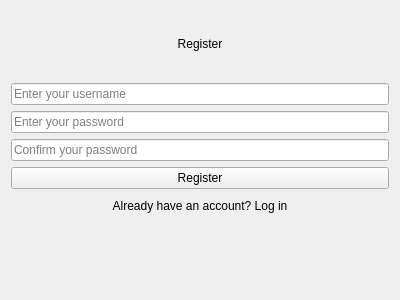
codingburgas/finance-challenge-vermogenskrieger, file src/register.ui: the form before one commit.
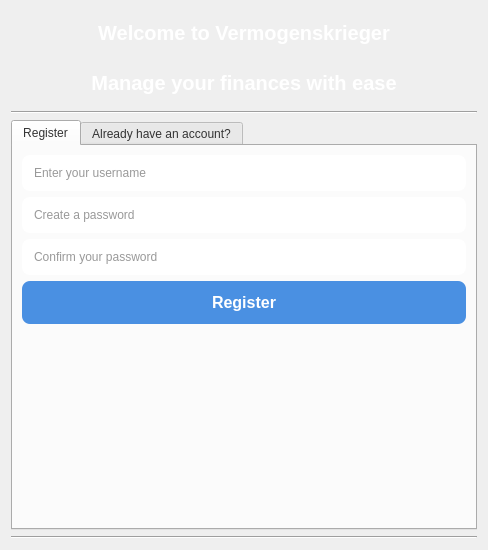
The form after the commit.

Commit message: Add better ui for login and register page close #12

Patch:
```diff
--- a/src/register.ui
+++ b/src/register.ui
@@ -6,18 +6,60 @@
    <rect>
     <x>0</x>
     <y>0</y>
-    <width>400</width>
-    <height>300</height>
+    <width>488</width>
+    <height>550</height>
    </rect>
   </property>
   <property name="windowTitle">
    <string>Register</string>
   </property>
+  <property name="styleSheet">
+   <string>
+    QWidget {
+        background: qlineargradient(x1:0, y1:0, x2:1, y2:1,
+                                    stop:0 #87CEFA, stop:1 #4682B4); /* Gradient background */
+        color: #333; /* Dark text */
+    }
+    QLabel {
+        font-size: 20px; /* Larger font for labels */
+        font-weight: bold;
+        color: #ffffff; /* White text */
+        padding: 10px; /* Padding around labels */
+    }
+    QLineEdit {
+        border: 2px solid #ffffff; /* White border */
+        border-radius: 8px; /* More rounded corners */
+        padding: 8px; /* Padding inside the line edit */
+        background: rgba(255, 255, 255, 0.9); /* Slightly more opaque background */
+    }
+    QLineEdit:focus {
+        border: 2px solid #1A73E8; /* Darker blue on focus */
+    }
+    QPushButton {
+        background-color: #4A90E2; /* Button background color */
+        color: white; /* White text */
+        font-weight: bold;
+        border: none; /* No border */
+        border-radius: 8px; /* More rounded corners */
+        padding: 12px; /* Padding inside the button */
+        font-size: 16px; /* Larger font size */
+    }
+    QPushButton:hover {
+        background-color: #357ABD; /* Darker blue on hover */
+    }
+    QLabel#statusLabel {
+        color: #ffffff; /* White text for status */
+        font-size: 16px; /* Medium font size */
+        font-weight: bold;
+        padding: 10px; /* Padding around status label */
+    }
+   </string>
+  </property>
   <layout class="QVBoxLayout" name="verticalLayout">
    <item>
     <widget class="QLabel" name="welcomeLabel">
      <property name="text">
-      <string>Register</string>
+      <string>Welcome to Vermogenskrieger</string>
      </property>
      <property name="alignment">
       <set>Qt::AlignCenter</set>
@@ -25,52 +67,107 @@
     </widget>
    </item>
    <item>
-    <widget class="QLineEdit" name="usernameLineEdit">
-     <property name="placeholderText">
-      <string>Enter your username</string>
+    <widget class="QLabel" name="subLabel">
+     <property name="text">
+      <string>Manage your finances with ease</string>
      </property>
-    </widget>
-   </item>
-   <item>
-    <widget class="QLineEdit" name="passwordLineEdit">
-     <property name="echoMode">
-      <enum>QLineEdit::Password</enum>
+     <property name="alignment">
+      <set>Qt::AlignmentFlag::AlignCenter</set>
      </property>
-     <property name="placeholderText">
-      <string>Enter your password</string>
-     </property>
     </widget>
    </item>
    <item>
-    <widget class="QLineEdit" name="confirmPasswordLineEdit">
-     <property name="echoMode">
-      <enum>QLineEdit::Password</enum>
+    <widget class="QFrame" name="decorativeLine1">
+     <property name="frameShape">
+      <enum>QFrame::Shape::HLine</enum>
      </property>
-     <property name="placeholderText">
-      <string>Confirm your password</string>
+     <property name="frameShadow">
+      <enum>QFrame::Shadow::Sunken</enum>
      </property>
     </widget>
    </item>
    <item>
-    <widget class="QPushButton" name="registerButton">
-     <property name="text">
-      <string>Register</string>
+    <widget class="QTabWidget" name="tabWidget">
+     <property name="currentIndex">
+      <number>0</number>
      </property>
+     <widget class="QWidget" name="registerTab">
+      <attribute name="title">
+       <string>Register</string>
+      </attribute>
+      <layout class="QVBoxLayout" name="registerTabLayout">
+       <item>
+        <widget class="QLineEdit" name="usernameLineEdit">
+         <property name="placeholderText">
+          <string>Enter your username</string>
+         </property>
+        </widget>
+       </item>
+       <item>
+        <widget class="QLineEdit" name="passwordLineEdit">
+         <property name="echoMode">
+          <enum>QLineEdit::EchoMode::Password</enum>
+         </property>
+         <property name="placeholderText">
+          <string>Create a password</string>
+         </property>
+        </widget>
+       </item>
+       <item>
+        <widget class="QLineEdit" name="confirmPasswordLineEdit">
+         <property name="echoMode">
+          <enum>QLineEdit::EchoMode::Password</enum>
+         </property>
+         <property name="placeholderText">
+          <string>Confirm your password</string>
+         </property>
+        </widget>
+       </item>
+       <item>
+        <widget class="QPushButton" name="registerButton">
+         <property name="text">
+          <string>Register</string>
+         </property>
+        </widget>
+       </item>
+       <item>
+        <widget class="QLabel" name="statusLabel">
+         <property name="text">
+          <string></string>
+         </property>
+         <property name="alignment">
+          <set>Qt::AlignmentFlag::AlignCenter</set>
+         </property>
+        </widget>
+       </item>
+      </layout>
+     </widget>
+     <widget class="QWidget" name="loginTab">
+      <attribute name="title">
+       <string>Already have an account?</string>
+      </attribute>
+      <layout class="QVBoxLayout" name="loginTabLayout">
+       <item>
+        <widget class="QPushButton" name="alreadyHaveAccountButton">
+         <property name="text">
+          <string>Login Here</string>
+         </property>
+        </widget>
+       </item>
+      </layout>
+     </widget>
     </widget>
    </item>
    <item>
-    <widget class="QPushButton" name="loginLinkButton">
-     <property name="text">
-      <string>Already have an account? Log in</string>
+    <widget class="QFrame" name="decorativeLine2">
+     <property name="frameShape">
+      <enum>QFrame::Shape::HLine</enum>
      </property>
-     <property name="flat">
-      <bool>true</bool>
+     <property name="frameShadow">
+      <enum>QFrame::Shadow::Sunken</enum>
      </property>
     </widget>
    </item>
-   <item>
-    <widget class="QLabel" name="statusLabel"/>
-   </item>
   </layout>
  </widget>
  <resources/>
```
Left out of the diff: 2 changed lines with no effect on the pictures. The commit also changes 19 other files.
